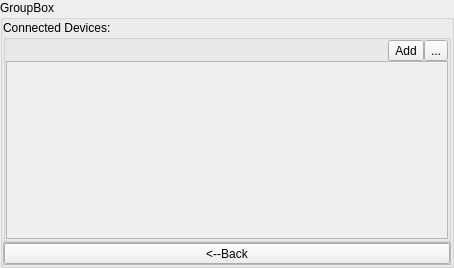
Qt form Apps/LedRemoteControl/ledgadgetservergb.ui (successbyfailure/libreLeds) before a commit.
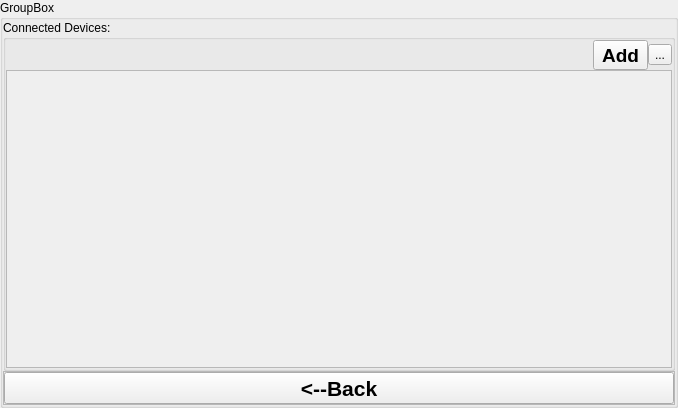
The same form after that commit. Custom widgets are drawn as their Qt base class.

Diff of the .ui file:
```diff
--- a/Apps/LedRemoteControl/ledgadgetservergb.ui
+++ b/Apps/LedRemoteControl/ledgadgetservergb.ui
@@ -6,8 +6,8 @@
    <rect>
     <x>0</x>
     <y>0</y>
-    <width>454</width>
-    <height>268</height>
+    <width>678</width>
+    <height>408</height>
    </rect>
   </property>
   <property name="windowTitle">
@@ -73,6 +73,13 @@
         </item>
         <item>
          <widget class="QToolButton" name="btnAdd">
+          <property name="font">
+           <font>
+            <pointsize>14</pointsize>
+            <weight>75</weight>
+            <bold>true</bold>
+           </font>
+          </property>
           <property name="text">
            <string>Add</string>
           </property>
@@ -106,8 +113,8 @@
           <rect>
            <x>0</x>
            <y>0</y>
-           <width>436</width>
-           <height>176</height>
+           <width>660</width>
+           <height>304</height>
           </rect>
          </property>
          <layout class="QVBoxLayout" name="verticalLayout_4">
@@ -165,6 +172,13 @@
           <verstretch>0</verstretch>
          </sizepolicy>
         </property>
+        <property name="font">
+         <font>
+          <pointsize>16</pointsize>
+          <weight>75</weight>
+          <bold>true</bold>
+         </font>
+        </property>
         <property name="text">
          <string>&lt;--Back</string>
         </property>
```
